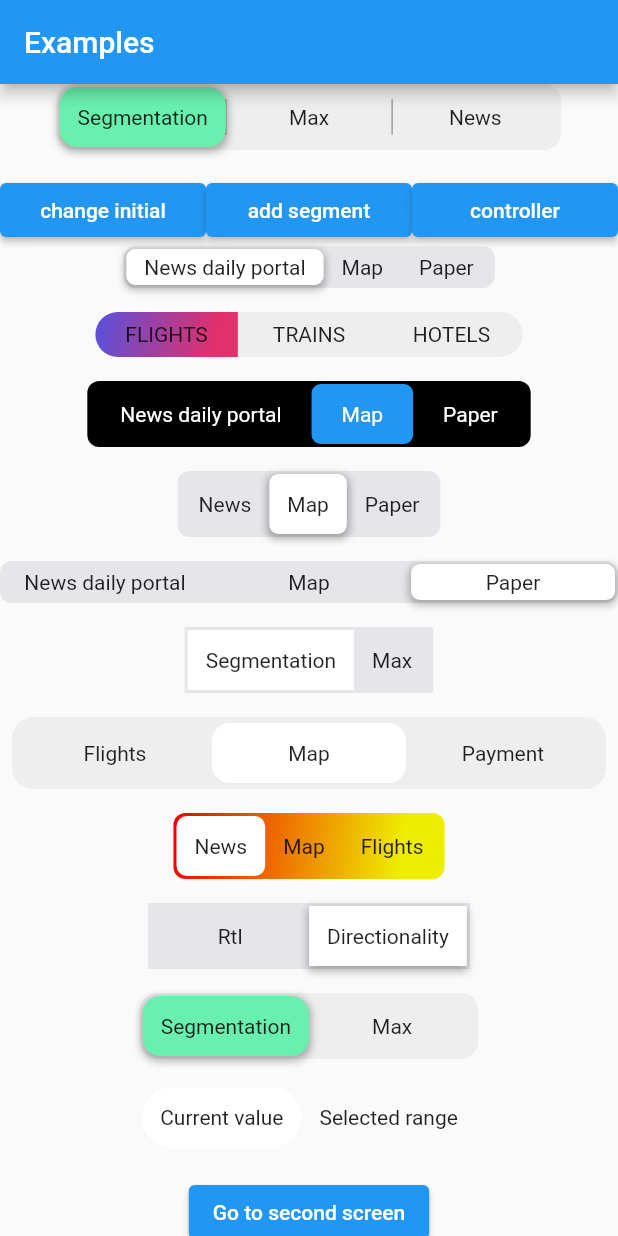
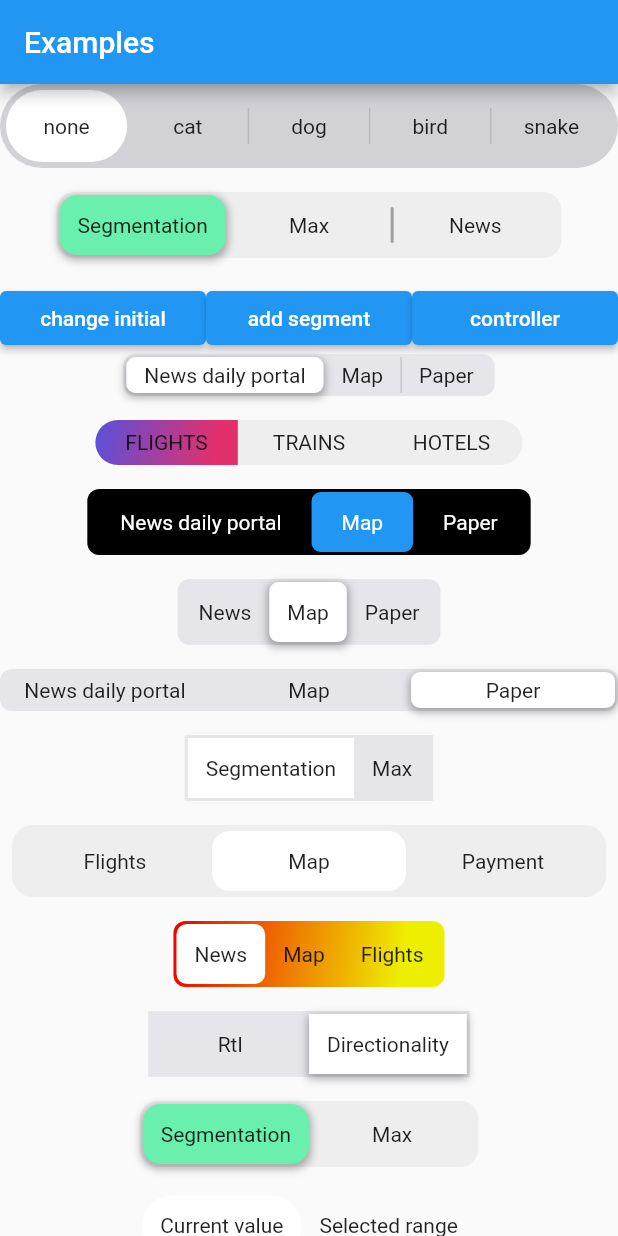
Before and after one commit to hadukin/custom_sliding_segmented_control, a Flutter app: the screen it shows after launch, on a phone screen of 412 x 824 dp. Run offline on Flutter 3.47's test engine with Material 2 defaults, Android fonts, the phone set to English and light mode, and no system bars.

Commit message:
feat/divider (#38)
release: version 1.8.1

```diff
--- a/example/lib/example_12.dart
+++ b/example/lib/example_12.dart
@@ -28,7 +28,7 @@ class _Example12State extends State<Example12> {
         ),
       },
       dividerSettings: DividerSettings(
-        thickness: 1,
+        thickness: 2,
         endIndent: 8,
         indent: 8,
         decoration: BoxDecoration(
--- /dev/null
+++ b/example/lib/example_13.dart
@@ -0,0 +1,51 @@
+import 'package:custom_sliding_segmented_control/custom_sliding_segmented_control.dart';
+import 'package:flutter/cupertino.dart';
+
+enum Pet { none, cat, dog, bird, snake }
+
+class Example13 extends StatefulWidget {
+  const Example13({super.key});
+
+  @override
+  State<Example13> createState() => _Example13State();
+}
+
+class _Example13State extends State<Example13> {
+  @override
+  Widget build(BuildContext context) {
+    return CustomSlidingSegmentedControl<Pet>(
+      height: 48,
+      isStretch: true,
+      isShowDivider: true,
+      dividerSettings: DividerSettings(indent: 12, endIndent: 12),
+      innerPadding: const EdgeInsets.all(4),
+      decoration: BoxDecoration(
+        color: const Color(0xFFD1D1D6),
+        borderRadius: BorderRadius.circular(100),
+      ),
+      thumbDecoration: BoxDecoration(
+        color: CupertinoColors.white,
+        borderRadius: BorderRadius.circular(100),
+      ),
+      curve: Curves.easeOutCubic,
+      initialValue: Pet.none,
+      children: Map<Pet, Widget>.fromIterable(
+        Pet.values,
+        key: (pet) => pet as Pet,
+        value: (vale) {
+          final pet = vale as Pet;
+
+          return Column(
+            mainAxisSize: MainAxisSize.min,
+            children: [
+              Text(
+                pet.name,
+              ),
+            ],
+          );
+        },
+      ),
+      onValueChanged: (pet) {},
+    );
+  }
+}
--- a/example/lib/example_3.dart
+++ b/example/lib/example_3.dart
@@ -65,6 +65,7 @@ class _Example3State extends State<Example3> {
         ),
         CustomSlidingSegmentedControl<int>(
           initialValue: initial,
+          isShowDivider: true,
           height: 24,
           controller: controller,
           children: {
--- a/example/lib/main.dart
+++ b/example/lib/main.dart
@@ -2,6 +2,7 @@ import 'package:example/example_1.dart';
 import 'package:example/example_10.dart';
 import 'package:example/example_11.dart';
 import 'package:example/example_12.dart';
+import 'package:example/example_13.dart';
 import 'package:example/example_2.dart';
 import 'package:example/example_3.dart';
 import 'package:example/example_4.dart';
@@ -48,6 +49,8 @@ class _MyHomePageState extends State<MyHomePage> {
           mainAxisAlignment: MainAxisAlignment.center,
           crossAxisAlignment: CrossAxisAlignment.center,
           children: [
+            const Example13(),
+            const SizedBox(height: 16),
             const Example12(),
             const SizedBox(height: 16),
             const Example3(),
--- a/lib/src/animation_panel.dart
+++ b/lib/src/animation_panel.dart
@@ -7,16 +7,16 @@ class AnimationPanel<T> extends StatelessWidget {
     required this.width,
     required this.height,
     required this.hasTouch,
-    this.duration,
-    this.curve,
+    required this.duration,
+    required this.curve,
     this.decoration,
   });
 
   final double offset;
   final double? width;
   final double? height;
-  final Duration? duration;
-  final Curve? curve;
+  final Duration duration;
+  final Curve curve;
   final bool hasTouch;
   final BoxDecoration? decoration;
 
@@ -27,8 +27,8 @@ class AnimationPanel<T> extends StatelessWidget {
 
     return AnimatedContainer(
       transform: Matrix4.translationValues(_offset, 0, 0),
-      duration: hasTouch == false ? Duration.zero : duration ?? const Duration(milliseconds: 200),
-      curve: curve!,
+      duration: hasTouch == false ? Duration.zero : duration,
+      curve: curve,
       width: width,
       decoration: decoration,
       height: height,
--- a/lib/src/divider_settings.dart
+++ b/lib/src/divider_settings.dart
@@ -1,16 +1,22 @@
 import 'package:flutter/material.dart';
 
 class DividerSettings {
-  final double? indent;
-  final double? endIndent;
+  final double indent;
+  final double endIndent;
   final double thickness;
   final BoxDecoration? decoration;
+  final Duration? duration;
+  final Curve? curve;
+  final bool isHideAutomatically;
 
   const DividerSettings({
-    this.indent,
-    this.endIndent,
+    this.indent = 0,
+    this.endIndent = 0,
     this.thickness = 1,
     this.decoration,
+    this.duration,
+    this.curve,
+    this.isHideAutomatically = true,
   });
 
   @override
@@ -19,7 +25,10 @@ class DividerSettings {
         identical(indent, other.indent) &&
         identical(endIndent, other.endIndent) &&
         identical(thickness, other.thickness) &&
-        identical(decoration, other.decoration);
+        identical(decoration, other.decoration) &&
+        identical(duration, other.duration) &&
+        identical(curve, other.curve) &&
+        identical(isHideAutomatically, other.isHideAutomatically);
   }
 
   @override
--- a/lib/src/segment_settings.dart
+++ b/lib/src/segment_settings.dart
@@ -1,9 +1,9 @@
 import 'package:flutter/material.dart';
 
 class CustomSegmentSettings {
-  final Color? splashColor;
-  final Color? highlightColor;
-  final InteractiveInkFeatureFactory? splashFactory;
+  final Color splashColor;
+  final Color highlightColor;
+  final InteractiveInkFeatureFactory splashFactory;
   final BorderRadius? borderRadius;
   final double? radius;
   final MaterialStateProperty<Color?>? overlayColor;
@@ -11,9 +11,9 @@ class CustomSegmentSettings {
   final MouseCursor? mouseCursor;
 
   CustomSegmentSettings({
-    this.splashColor,
-    this.highlightColor,
-    this.splashFactory,
+    this.splashColor = Colors.transparent,
+    this.highlightColor = Colors.transparent,
+    this.splashFactory = NoSplash.splashFactory,
     this.borderRadius,
     this.radius,
     this.overlayColor,
--- a/lib/src/widget.dart
+++ b/lib/src/widget.dart
@@ -60,7 +60,7 @@ class CustomSlidingSegmentedControl<T> extends StatefulWidget {
     this.isDisabled = false,
     required this.onValueChanged,
     this.initialValue,
-    this.duration,
+    this.duration = const Duration(milliseconds: 200),
     this.curve = Curves.easeInOut,
     this.innerPadding = const EdgeInsets.all(2.0),
     this.padding = 12,
@@ -72,9 +72,6 @@ class CustomSlidingSegmentedControl<T> extends StatefulWidget {
     this.isShowDivider = false,
     this.dividerSettings = const DividerSettings(),
     this.clipBehavior = Clip.none,
-    @Deprecated('use CustomSegmentSettings') this.splashColor = Colors.transparent,
-    @Deprecated('use CustomSegmentSettings') this.splashFactory = NoSplash.splashFactory,
-    @Deprecated('use CustomSegmentSettings') this.highlightColor = Colors.transparent,
     this.height = 40,
     this.controller,
     this.customSegmentSettings,
@@ -84,7 +81,7 @@ class CustomSlidingSegmentedControl<T> extends StatefulWidget {
   final BoxDecoration? thumbDecoration;
   final ValueChanged<T> onValueChanged;
   final void Function(T value, bool isHover)? onHoverSegment;
-  final Duration? duration;
+  final Duration duration;
   final Curve curve;
   final EdgeInsets innerPadding;
   final double padding;
@@ -100,15 +97,6 @@ class CustomSlidingSegmentedControl<T> extends StatefulWidget {
   final T? initialValue;
   final bool fromMax;
   final Clip clipBehavior;
-
-  @Deprecated('use CustomSegmentSettings')
-  final Color? splashColor;
-
-  @Deprecated('use CustomSegmentSettings')
-  final InteractiveInkFeatureFactory? splashFactory;
-
-  @Deprecated('use CustomSegmentSettings')
-  final Color? highlightColor;
 
   final double? height;
   final CustomSegmentedController<T>? controller;
@@ -253,9 +241,9 @@ class _CustomSlidingSegmentedControlState<T> extends State<CustomSlidingSegmente
       hoverColor: widget.customSegmentSettings?.hoverColor,
       overlayColor: widget.customSegmentSettings?.overlayColor,
       radius: widget.customSegmentSettings?.radius,
-      splashColor: widget.customSegmentSettings?.splashColor ?? widget.splashColor,
-      splashFactory: widget.customSegmentSettings?.splashFactory ?? widget.splashFactory,
-      highlightColor: widget.customSegmentSettings?.highlightColor ?? widget.highlightColor,
+      splashColor: widget.customSegmentSettings?.splashColor,
+      splashFactory: widget.customSegmentSettings?.splashFactory,
+      highlightColor: widget.customSegmentSettings?.highlightColor,
       borderRadius: widget.customSegmentSettings?.borderRadius,
       child: Container(
         height: widget.height,
@@ -266,7 +254,15 @@ class _CustomSlidingSegmentedControlState<T> extends State<CustomSlidingSegmente
     );
   }
 
-  Widget _dividerItem(MapEntry<T?, double> item) {
+  Widget _dividerItem(int index, MapEntry<T?, double> item) {
+    final currentIndex = widget.children.keys.toList().indexOf(current!);
+    int? prevIndex;
+    if (currentIndex > 0) {
+      prevIndex = currentIndex - 1;
+    }
+
+    final isHideDivider = (index == prevIndex || index == currentIndex) && widget.dividerSettings.isHideAutomatically;
+
     return IgnorePointer(
       child: SizedBox(
         height: widget.height,
@@ -280,9 +276,16 @@ class _CustomSlidingSegmentedControlState<T> extends State<CustomSlidingSegmente
                 right: 0,
                 child: Transform.translate(
                   offset: Offset(widget.dividerSettings.thickness / 2, 0),
-                  child: Container(
-                    width: widget.dividerSettings.thickness,
-                    decoration: widget.dividerSettings.decoration,
+                  child: AnimatedContainer(
+                    padding: EdgeInsets.zero,
+                    margin: EdgeInsets.zero,
+                    curve: widget.dividerSettings.curve ?? widget.curve,
+                    duration: widget.dividerSettings.duration ?? widget.duration,
+                    width: isHideDivider ? 0 : widget.dividerSettings.thickness,
+                    decoration: widget.dividerSettings.decoration ??
+                        BoxDecoration(
+                          color: Theme.of(context).dividerColor,
+                        ),
                   ),
                 ),
               ),
@@ -301,9 +304,8 @@ class _CustomSlidingSegmentedControlState<T> extends State<CustomSlidingSegmente
         children: [
           if (widget.isShowDivider && widget.children.length > 1)
             Row(
-              children: [
-                for (final item in sizes.entries) _dividerItem(item),
-              ],
+              children:
+                  sizes.entries.toList().asMap().entries.map((item) => _dividerItem(item.key, item.value)).toList(),
             ),
           AnimationPanel<T>(
             hasTouch: hasTouch,
--- a/pubspec.yaml
+++ b/pubspec.yaml
@@ -1,6 +1,6 @@
 name: custom_sliding_segmented_control
 description: Allows you to flexibly configure the widget for displaying controls. You can add color, speed, size, initial value, animation and more.
-version: 1.8.0
+version: 1.8.1
 homepage: https://github.com/hadukin/custom_sliding_segmented_control
 repository: https://github.com/hadukin/custom_sliding_segmented_control
 
```
Also changed, not shown: 3 other files.
